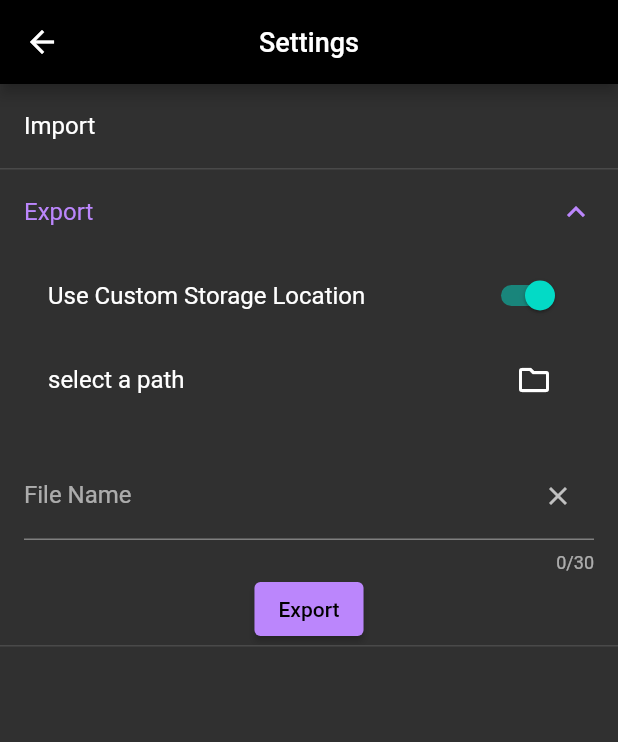
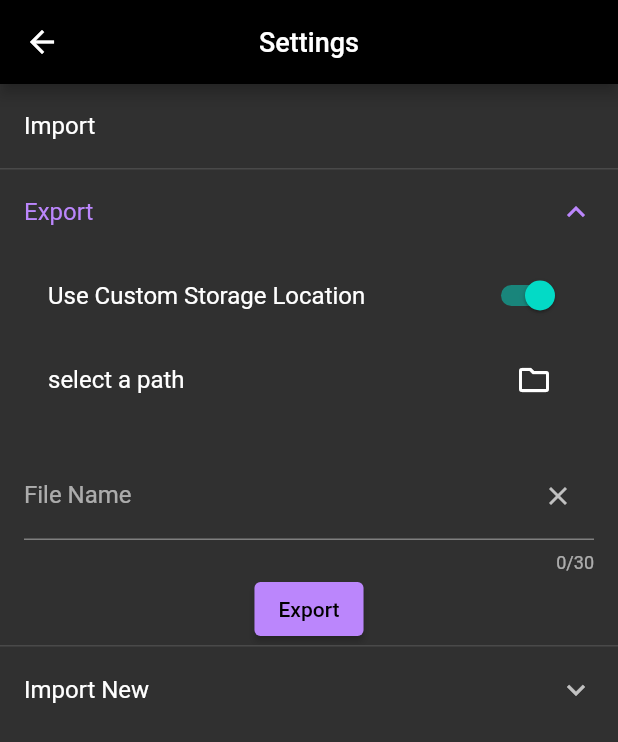
Before and after one commit to sunnydodti/expense-tracker, a Flutter app: the SettingsScreen screen opened directly, after a tap on "Export", after a tap on "Use Custom Storage Location", on a phone screen of 412 x 824 dp. Shown: the top 742 px of the screen. Run offline on Flutter 3.47's test engine with Material 2 defaults, Android fonts, the phone set to English and light mode, and no system bars; our stand-ins replace faker, file_picker, logger, permission_handler, share, sqflite; accounts and stored records are empty.

Commit message:
add import form

```diff
--- a/expense_tracker/lib/data/constants/response_constants.dart
+++ b/expense_tracker/lib/data/constants/response_constants.dart
@@ -3,6 +3,7 @@ import 'dart:math';
 class ResponseConstants {
   static UpcomingFeature upcoming = UpcomingFeature();
   static ExportResponse export = ExportResponse();
+  static ImportResponse import = ImportResponse();
 }
 
 class UpcomingFeature {
@@ -25,8 +26,6 @@ class UpcomingFeature {
 }
 
 class ExportResponse {
-  final String a = '';
-
   final String storagePermissionDenied =
       "No Permission: allow media storage permission in settings to continue";
   final String externalStoragePermissionDenied =
@@ -36,3 +35,14 @@ class ExportResponse {
 
   final String exportSuccessful = "Successfully Exported";
 }
+
+class ImportResponse {
+  final String storagePermissionDenied =
+      "No Permission: allow media storage permission in settings to continue";
+  final String externalStoragePermissionDenied =
+      "No Permission: allow All Files permission in settings or use default storage";
+  final String fileNotFound = "file not found";
+  final String unableToImport = "Unable to Import file";
+
+  final String importSuccessful = "Successfully Imported";
+}
--- a/expense_tracker/lib/forms/export_form.dart
+++ b/expense_tracker/lib/forms/export_form.dart
@@ -246,7 +246,7 @@ class _ExportFormState extends State<ExportForm> {
       validator: (value) => validateTextField(value, "enter FileName"),
       keyboardType: TextInputType.text,
       onChanged: (value) {
-        _logger.i('title: $value');
+        _logger.i('file name: $value');
       },
     );
   }
--- a/expense_tracker/lib/service/import_service.dart
+++ b/expense_tracker/lib/service/import_service.dart
@@ -43,7 +43,7 @@ class ImportService {
     return null;
   }
 
-  Future<ImportResult> importFile(String filepath, Function callback) async {
+  Future<ImportResult> importFile(String filepath) async {
     _logger.i("importing file ${filepath.split("/").last}");
     _logger.i("filepath:  $filepath");
     ImportResult result = ImportResult();
--- a/expense_tracker/lib/ui/screens/settings_screen.dart
+++ b/expense_tracker/lib/ui/screens/settings_screen.dart
@@ -1,9 +1,11 @@
+import 'package:expense_tracker/service/path_service.dart';
 import 'package:file_picker/file_picker.dart';
 import 'package:flutter/material.dart';
 import 'package:logger/logger.dart';
 import 'package:provider/provider.dart';
 
 import '../../forms/export_form.dart';
+import '../../forms/import_form.dart';
 import '../../models/import_result.dart';
 import '../../providers/expense_provider.dart';
 import '../../service/import_service.dart';
@@ -23,9 +25,22 @@ class _SettingsScreenState extends State<SettingsScreen> {
   final Logger _logger = Logger(printer: SimplePrinter(), level: Level.info);
   String exportFilePath = '';
 
-  String _selectedFileName = 'Please select a file';
+  String _selectedFileName = '';
   String _selectedFilePath =
       '/data/user/0/com.sunnydodti.expense_tracker/cache/file_picker/expense_tracker_export.zip';
+
+  @override
+  void initState() {
+    super.initState();
+    _getDefaults();
+  }
+  void _getDefaults() async {
+    String defaultExportPath = await PathService.fileExportPathForView();
+    setState(() {
+      exportFilePath = defaultExportPath;
+      _selectedFileName = 'Please select a file';
+    });
+  }
 
   Future<void> _refreshSettings(BuildContext context) async {
     // final provider = Provider.of<CategoryProvider>(context, listen: false);
@@ -65,7 +80,9 @@ class _SettingsScreenState extends State<SettingsScreen> {
                         onTap: () => _showImportDialog(context),
                       ),
                       const ExpandableListTile(
-                          title: 'Export', content: ExportForm())
+                          title: 'Export', content: ExportForm()),
+                      const ExpandableListTile(
+                          title: 'Import New', content: ImportForm())
                     ],
                   ),
                 )
@@ -130,8 +147,7 @@ class _SettingsScreenState extends State<SettingsScreen> {
   }
 
   Text _showSelectedFileName() {
-    if (_selectedFileName != "") return Text(_selectedFileName);
-    return const Text("");
+    return Text(_selectedFileName);
   }
 
   void _importExpenses() async {
@@ -139,7 +155,7 @@ class _SettingsScreenState extends State<SettingsScreen> {
         duration: 1);
     ImportService importService = ImportService();
     importService
-        .importFile(_selectedFilePath, _refreshExpenses)
+        .importFile(_selectedFilePath)
         .then((ImportResult result) {
       _logger.i(result.toString());
       if (result.result) {
```
Also changed, not shown: expense_tracker/lib/forms/import_form.dart (added, +246 -0 lines).
